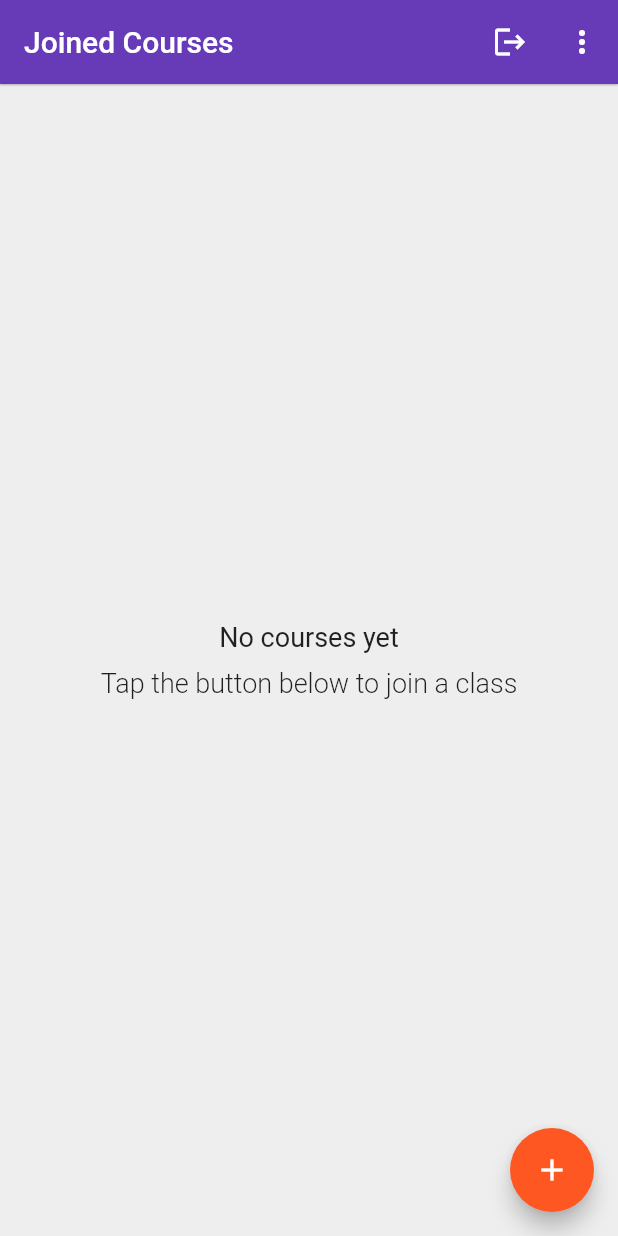
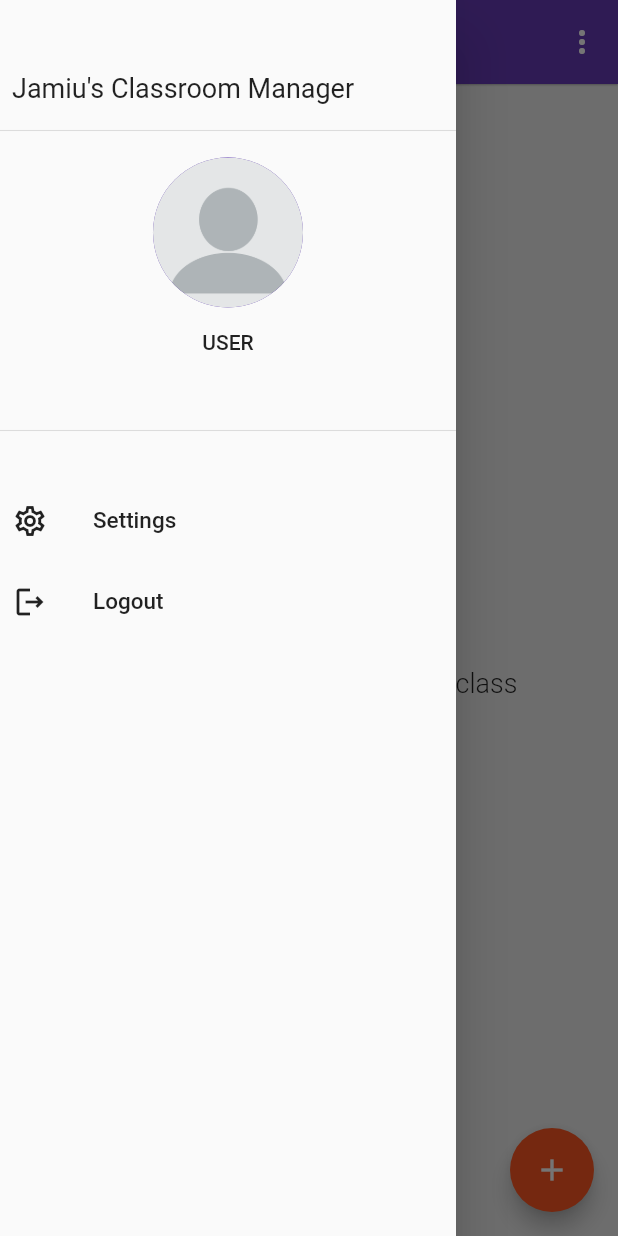
Before and after one commit to JamiuJimoh/jcm, a Flutter app: the screen it shows once a user with an empty profile is signed in, with the side drawer open (before the commit the screen has no drawer), on a phone screen of 412 x 824 dp. Run offline on Flutter 3.47's test engine with Material 2 defaults, Android fonts, the light colour scheme and no system bars; our stand-ins replace cloud_firestore, firebase_auth, firebase_core, google_sign_in; accounts and stored records are empty.

Commit message:
added menu drawer to homePage

```diff
--- a/lib/app/home/home_page.dart
+++ b/lib/app/home/home_page.dart
@@ -1,5 +1,3 @@
-import 'dart:math';
-
 import 'package:flutter/material.dart';
 import 'package:jamiu_class_manager/app/home/list_items_builder.dart';
 import 'package:jamiu_class_manager/app/home/models/created_course.dart';
@@ -10,6 +8,7 @@ import 'package:provider/provider.dart';
 import 'course_container.dart';
 import 'edit_course_page.dart';
 import 'join_course_page.dart';
+import 'menu_drawer.dart';
 import 'models/joined_course.dart';
 
 enum CourseType { joinedCourses, createdCourses }
@@ -46,19 +45,17 @@ class _HomePageState extends State<HomePage> {
   @override
   Widget build(BuildContext context) {
     return Scaffold(
+      drawer: MenuDrawer(database: widget.database),
       appBar: AppBar(
+        centerTitle: true,
         title: Text(
-          _courseType == CourseType.joinedCourses
-              ? 'Joined Courses'
-              : 'Created Courses',
+          _courseType == CourseType.joinedCourses ? 'Enrolled' : 'Teaching',
+          style: Theme.of(context)
+              .textTheme
+              .headline6
+              ?.copyWith(color: Theme.of(context).secondaryHeaderColor),
         ),
         actions: [
-          Consumer<AuthBase>(
-            builder: (_, auth, __) => IconButton(
-              onPressed: auth.signOut,
-              icon: Icon(Icons.logout),
-            ),
-          ),
           PopupMenuButton<CourseType>(
             color: Theme.of(context).primaryColor,
             initialValue: _courseType,
--- /dev/null
+++ b/lib/app/home/menu_drawer.dart
@@ -0,0 +1,296 @@
+import 'package:firebase_auth/firebase_auth.dart';
+import 'package:flutter/material.dart';
+import 'package:jamiu_class_manager/common_widgets/show_alert_dialog.dart';
+import 'package:jamiu_class_manager/common_widgets/show_exception_alert_dialog.dart';
+import 'package:jamiu_class_manager/services/auth.dart';
+import 'package:jamiu_class_manager/services/database.dart';
+import 'package:provider/provider.dart';
+
+import 'models/created_course.dart';
+import 'models/joined_course.dart';
+
+class MenuDrawer extends StatelessWidget {
+  const MenuDrawer({required this.database});
+  final Database database;
+
+  Future<void> _signOut(BuildContext context) async {
+    try {
+      final auth = Provider.of<AuthBase>(context, listen: false);
+      await auth.signOut();
+    } on FirebaseAuthException catch (e) {
+      showExceptionAlertDialog(
+        context,
+        title: 'Operation Failed',
+        exception: e,
+      );
+    }
+  }
+
+  Future<void> _confirmSignOut(BuildContext context) async {
+    final didRequestSignOut = await showAlertDialog(
+      context: context,
+      title: 'Logout',
+      content: 'Are you sure that you want to logout?',
+      cancelActionText: 'Cancel',
+      defaultActionText: 'Logout',
+    );
+    if (didRequestSignOut == true) {
+      _signOut(context);
+    }
+  }
+
+  @override
+  Widget build(BuildContext context) {
+    return Drawer(
+      child: Padding(
+        padding: const EdgeInsets.symmetric(vertical: 48.0),
+        child: SingleChildScrollView(
+          child: Column(
+            crossAxisAlignment: CrossAxisAlignment.start,
+            children: [
+              Padding(
+                padding: const EdgeInsets.symmetric(horizontal: 8.0),
+                child: Title(
+                  color: Colors.black,
+                  child: Text(
+                    'Jamiu\'s Classroom Manager',
+                    style: Theme.of(context)
+                        .textTheme
+                        .subtitle1
+                        ?.copyWith(fontSize: 18.0),
+                  ),
+                ),
+              ),
+              ..._buildDivider(),
+              _buildProfileHead(context),
+              const SizedBox(height: 10.0),
+              ..._buildDivider(),
+              StreamBuilder<List<CreatedCourse>>(
+                stream: database.coursesStream(true),
+                builder: (_, snapshot) {
+                  if (snapshot.connectionState == ConnectionState.waiting) {
+                    return LinearProgressIndicator();
+                  }
+                  if (snapshot.hasData) {
+                    return snapshot.data!.isEmpty
+                        ? Container()
+                        : _ExpandableTile(
+                            createdCourse: snapshot.data!,
+                          );
+                  } else if (snapshot.hasError) {
+                    return Text(snapshot.error.toString());
+                  }
+
+                  return LinearProgressIndicator();
+                },
+              ),
+              StreamBuilder<List<JoinedCourse>>(
+                stream: database.joinedCoursesStream(),
+                builder: (_, snapshot) {
+                  if (snapshot.connectionState == ConnectionState.waiting) {
+                    return LinearProgressIndicator();
+                  }
+                  if (snapshot.hasData) {
+                    return snapshot.data!.isEmpty
+                        ? Container()
+                        : _ExpandableTile(
+                            joinedCourse: snapshot.data!,
+                          );
+                  }
+                  return LinearProgressIndicator();
+                },
+              ),
+              const SizedBox(height: 30.0),
+              Padding(
+                padding: const EdgeInsets.symmetric(horizontal: 8.0),
+                child: Row(
+                  children: [
+                    Icon(Icons.settings_outlined),
+                    const SizedBox(width: 30.0),
+                    Text(
+                      'Settings',
+                      style: Theme.of(context)
+                          .textTheme
+                          .bodyText1
+                          ?.copyWith(fontSize: 15.0),
+                    ),
+                  ],
+                ),
+              ),
+              const SizedBox(height: 30.0),
+              Padding(
+                padding: const EdgeInsets.symmetric(horizontal: 8.0),
+                child: Consumer<AuthBase>(
+                  builder: (_, auth, __) => GestureDetector(
+                    onTap: () => _confirmSignOut(context),
+                    child: Row(
+                      children: [
+                        Icon(Icons.logout_outlined),
+                        const SizedBox(width: 30.0),
+                        Text(
+                          'Logout',
+                          style: Theme.of(context)
+                              .textTheme
+                              .bodyText1
+                              ?.copyWith(fontSize: 15.0),
+                        ),
+                      ],
+                    ),
+                  ),
+                ),
+              ),
+            ],
+          ),
+        ),
+      ),
+    );
+  }
+
+  Widget _buildProfileHead(BuildContext context) {
+    final auth = Provider.of<AuthBase>(context, listen: false);
+    final user = auth.currentUser!;
+    return Align(
+      alignment: Alignment.center,
+      child: Column(
+        children: [
+          CircleAvatar(
+            radius: 50.0,
+            backgroundImage: user.photoURL == null
+                ? AssetImage('assets/images/blank-profile-picture.png')
+                    as ImageProvider
+                : NetworkImage(
+                    user.photoURL!,
+                  ),
+          ),
+          const SizedBox(height: 15.0),
+          Text(
+            user.displayName != null
+                ? (user.displayName!.isEmpty
+                    ? 'USER'
+                    : user.displayName!.toUpperCase())
+                : 'USER',
+            style: Theme.of(context).textTheme.bodyText1,
+          ),
+          const SizedBox(height: 7.0),
+          Text(
+            user.email ?? 'randomuser@gmailcom',
+            style: Theme.of(context)
+                .textTheme
+                .subtitle2
+                ?.copyWith(fontWeight: FontWeight.w300),
+          ),
+        ],
+      ),
+    );
+  }
+
+  List<Widget> _buildDivider() {
+    return [
+      const SizedBox(height: 10.0),
+      const Divider(
+        thickness: 0.7,
+      ),
+      const SizedBox(height: 10.0),
+    ];
+  }
+}
+
+////////////////// Expanded List Tile ////////////////
+
+class _ExpandableTile extends StatefulWidget {
+  _ExpandableTile({
+    this.createdCourse,
+    this.joinedCourse,
+  });
+  final List<CreatedCourse>? createdCourse;
+  final List<JoinedCourse>? joinedCourse;
+
+  @override
+  __ExpandableTileState createState() => __ExpandableTileState();
+}
+
+class __ExpandableTileState extends State<_ExpandableTile> {
+  var _teachExpanded = false;
+  var _enrolledExpanded = false;
+
+  @override
+  Widget build(BuildContext context) {
+    return Padding(
+      padding: const EdgeInsets.symmetric(horizontal: 8.0),
+      child: Column(
+        crossAxisAlignment: CrossAxisAlignment.start,
+        children: [
+          Row(
+            mainAxisAlignment: MainAxisAlignment.spaceBetween,
+            children: [
+              Text(
+                widget.createdCourse != null ? 'Teaching' : 'Enrolled',
+                style: TextStyle(fontWeight: FontWeight.w700),
+              ),
+              ExpandIcon(
+                isExpanded: _teachExpanded,
+                onPressed: (_) {
+                  setState(() {
+                    _teachExpanded = !_teachExpanded;
+                    _enrolledExpanded = !_enrolledExpanded;
+                  });
+                },
+              ),
+            ],
+          ),
+          if (_teachExpanded)
+            if (widget.createdCourse != null)
+              ...widget.createdCourse!
+                  .map(
+                    (course) => _CourseListTile(
+                        courseTitle: course.courseTitle,
+                        courseCode: course.courseCode),
+                  )
+                  .toList(),
+          if (_enrolledExpanded)
+            if (widget.joinedCourse != null)
+              ...widget.joinedCourse!
+                  .map(
+                    (course) => _CourseListTile(
+                        courseTitle: course.courseTitle,
+                        courseCode: course.courseCode),
+                  )
+                  .toList(),
+          ..._buildDivider(),
+        ],
+      ),
+    );
+  }
+
+  List<Widget> _buildDivider() {
+    return [
+      const SizedBox(height: 10.0),
+      const Divider(
+        thickness: 0.7,
+      ),
+      const SizedBox(height: 10.0),
+    ];
+  }
+}
+
+////////////////// Course List Tile ////////////////
+
+class _CourseListTile extends StatelessWidget {
+  final String courseTitle;
+  final String courseCode;
+
+  const _CourseListTile({required this.courseTitle, required this.courseCode});
+  @override
+  Widget build(BuildContext context) {
+    return Column(
+      children: [
+        ListTile(
+          leading: CircleAvatar(),
+          title: Text(courseCode, overflow: TextOverflow.ellipsis),
+          subtitle: Text(courseTitle, overflow: TextOverflow.ellipsis),
+        ),
+        const SizedBox(height: 5.0),
+      ],
+    );
+  }
+}
```
